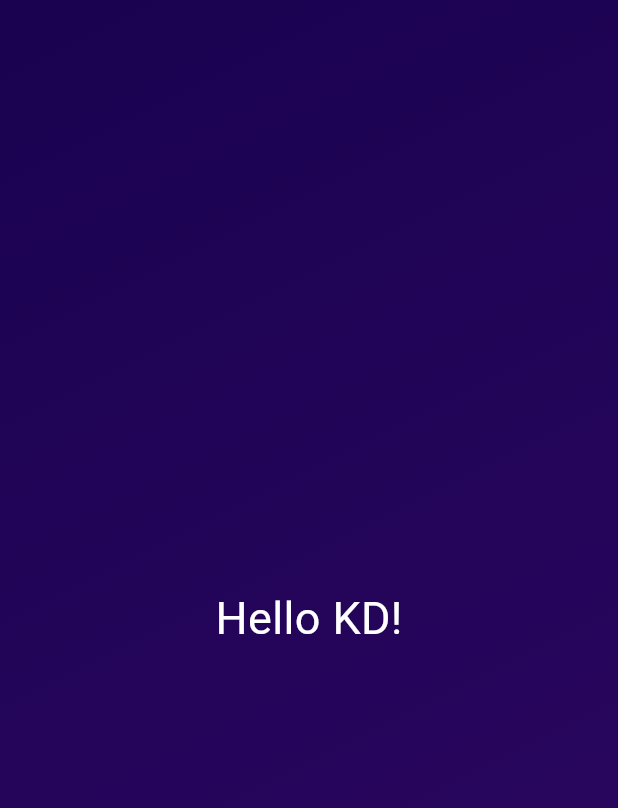
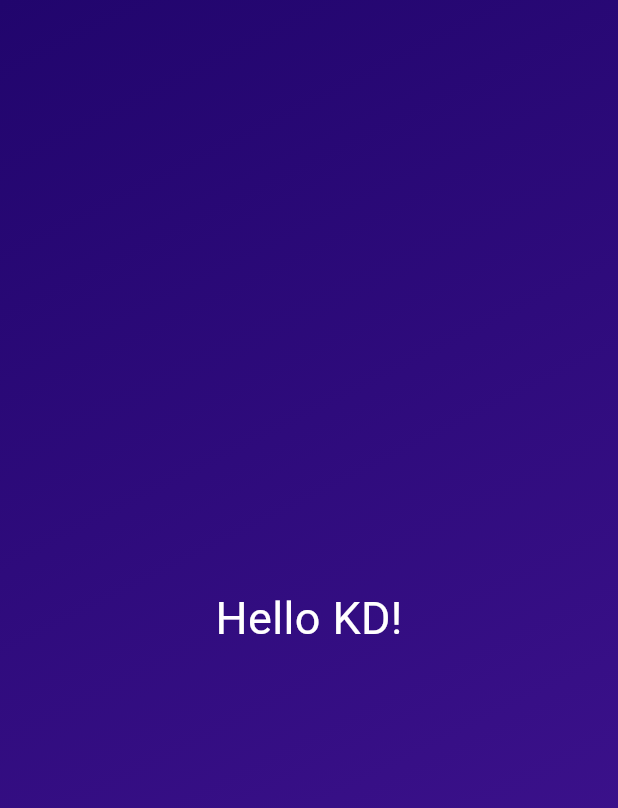
Before and after one commit to kuntaldas97/flutter_project, a Flutter app: the screen it shows after launch, on a phone screen of 412 x 824 dp. Shown: the top 808 px of the screen. Run offline on Flutter 3.47's test engine with Material 3 defaults, Android fonts, the phone set to English and light mode, and no system bars.

Commit message:
3rd commit

```diff
--- a/basics_lec1/lib/gradient_container.dart
+++ b/basics_lec1/lib/gradient_container.dart
@@ -1,23 +1,45 @@
 import "package:flutter/material.dart";
-import 'file:///e%3A/flutter_project/basics_lec1/lib/style_text.dart';
+import 'package:basics/style_text.dart';
+
+const startAlignment = Alignment.topLeft;
+const endAlignment = Alignment.bottomRight;
 class GradientContainer extends StatelessWidget{
-  const GradientContainer({super.key});
+
+  const GradientContainer(this.color1, this.color2, {super.key});
+
+  final Color color1;
+  final Color color2;
   @override
   Widget build(context){
     return Container(
-          decoration: const BoxDecoration(
+          decoration: BoxDecoration(
             gradient: LinearGradient(
-              colors: [
-                Color.fromARGB(255, 26, 2, 80),
-                Color.fromARGB(255, 45, 7, 98),
-              ],
-              begin: Alignment.topLeft,
-              end: Alignment.bottomRight,
+              colors:[color1, color2],
+              begin: startAlignment,
+              end: endAlignment,
             ),
           ),
           child: const Center(
-            child: StyleText()
+            child: StyleText("Hello KD!"),
           ),
         );
   }
+
+  // const GradientContainer({super.key, required this.colors});
+  // final List<Color> colors;
+  // @override
+  // Widget build(context){
+  //   return Container(
+  //         decoration: BoxDecoration(
+  //           gradient: LinearGradient(
+  //             colors:colors,
+  //             begin: startAlignment,
+  //             end: endAlignment,
+  //           ),
+  //         ),
+  //         child: const Center(
+  //           child: StyleText("Hello KD!"),
+  //         ),
+  //       );
+  // }
 }
--- a/basics_lec1/lib/main.dart
+++ b/basics_lec1/lib/main.dart
@@ -1,10 +1,13 @@
 import "package:flutter/material.dart";
-import "file:///e%3A/flutter_project/basics_lec1/lib/gradient_container.dart";
+import "package:basics/gradient_container.dart";
 void main(){
   runApp(
     const MaterialApp(
       home: Scaffold(
-        body: GradientContainer()
+        body: GradientContainer(
+          Color.fromARGB(255, 33, 5, 109),
+          Color.fromARGB(255, 68, 21, 149),
+        )
       ),
     ),
   );
--- a/basics_lec1/lib/style_text.dart
+++ b/basics_lec1/lib/style_text.dart
@@ -1,11 +1,14 @@
 import "package:flutter/material.dart";
 class StyleText extends StatelessWidget{
-  const StyleText({super.key});
+  const StyleText(this.text,{super.key});
+  final String text;
   @override
   Widget build(context){
-    return const Text(
-      "Hello KD!",
-      style: TextStyle(color: Colors.white, fontSize: 30),
+    return  Text(
+      text,
+      style: const TextStyle(
+        color: Colors.white,
+        fontSize: 30),
     );
   }
 }
```
